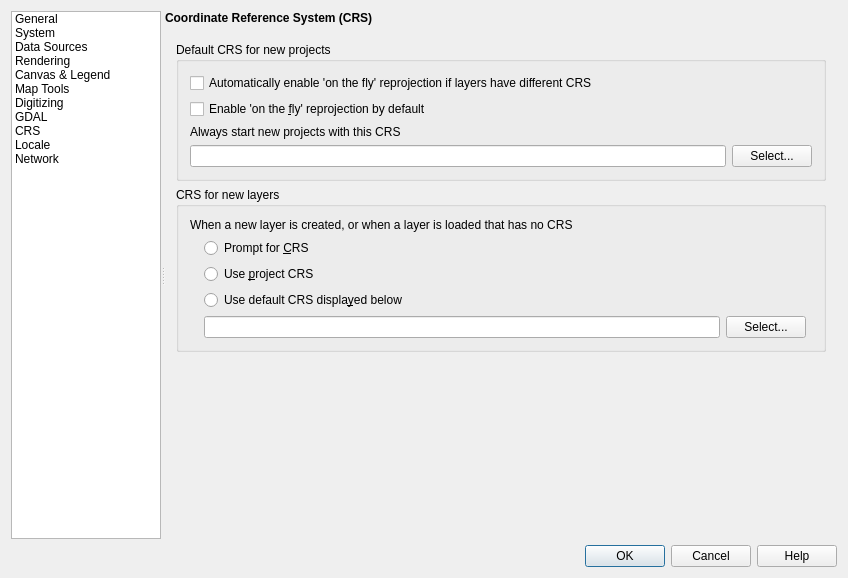
First picture: the form in src/ui/qgsoptionsbase.ui, repository qgis/QGIS, before the edit.
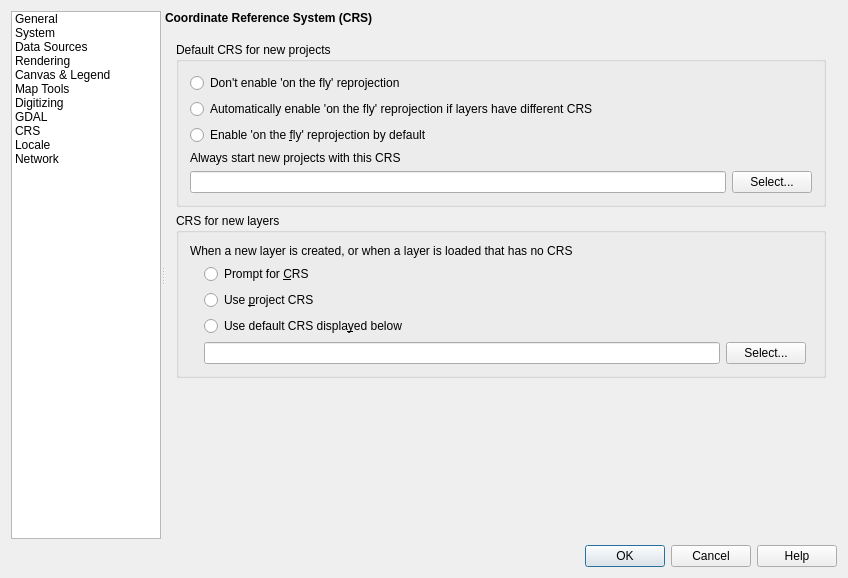
Second picture: the form after the edit. The open tabs and pages were chosen to show the change. Icons and pictures are not drawn. Custom widgets are drawn as their Qt base class.

Commit message: Default OTF modes made radio buttons

The edit to the form file:
```diff
--- a/src/ui/qgsoptionsbase.ui
+++ b/src/ui/qgsoptionsbase.ui
@@ -3443,8 +3443,8 @@
                <rect>
                 <x>0</x>
                 <y>0</y>
-                <width>635</width>
-                <height>422</height>
+                <width>687</width>
+                <height>523</height>
                </rect>
               </property>
               <layout class="QGridLayout" name="gridLayout_15">
@@ -3543,18 +3543,15 @@
                   <string>Default CRS for new projects</string>
                  </property>
                  <layout class="QGridLayout" name="gridLayout_22">
-                  <item row="3" column="1">
-                   <widget class="QPushButton" name="pbnSelectOtfProjection">
+                  <item row="2" column="0">
+                   <widget class="QRadioButton" name="radOtfTransform">
                     <property name="text">
-                     <string>Select...</string>
+                     <string>Enable 'on the &amp;fly' reprojection by default</string>
                     </property>
                    </widget>
                   </item>
-                  <item row="0" column="0">
-                   <widget class="QCheckBox" name="chkOtfAuto">
-                    <property name="toolTip">
-                     <string/>
-                    </property>
+                  <item row="1" column="0">
+                   <widget class="QRadioButton" name="radOtfAuto">
                     <property name="whatsThis">
                      <string>Automatically enable 'on the fly' reprojection if CRS of a new added layer differ from CRS of layer(s) already present. CRS of present layer(s) will be used.</string>
                     </property>
@@ -3563,7 +3560,28 @@
                     </property>
                    </widget>
                   </item>
-                  <item row="2" column="0">
+                  <item row="4" column="0">
+                   <widget class="QLineEdit" name="leProjectGlobalCrs">
+                    <property name="readOnly">
+                     <bool>true</bool>
+                    </property>
+                   </widget>
+                  </item>
+                  <item row="0" column="0">
+                   <widget class="QRadioButton" name="radOtfNone">
+                    <property name="text">
+                     <string>Don't enable 'on the fly' reprojection</string>
+                    </property>
+                   </widget>
+                  </item>
+                  <item row="4" column="1">
+                   <widget class="QPushButton" name="pbnSelectOtfProjection">
+                    <property name="text">
+                     <string>Select...</string>
+                    </property>
+                   </widget>
+                  </item>
+                  <item row="3" column="0">
                    <widget class="QLabel" name="label_16">
                     <property name="text">
                      <string>Always start new projects with this CRS</string>
@@ -3573,20 +3591,6 @@
                     </property>
                    </widget>
                   </item>
-                  <item row="1" column="0">
-                   <widget class="QCheckBox" name="chkOtfTransform">
-                    <property name="text">
-                     <string>Enable 'on the &amp;fly' reprojection by default</string>
-                    </property>
-                   </widget>
-                  </item>
-                  <item row="3" column="0">
-                   <widget class="QLineEdit" name="leProjectGlobalCrs">
-                    <property name="readOnly">
-                     <bool>true</bool>
-                    </property>
-                   </widget>
-                  </item>
                  </layout>
                 </widget>
                </item>
```
Left out of the diff: 42 changed lines with no effect on the pictures. The commit also changes 1 other file.
